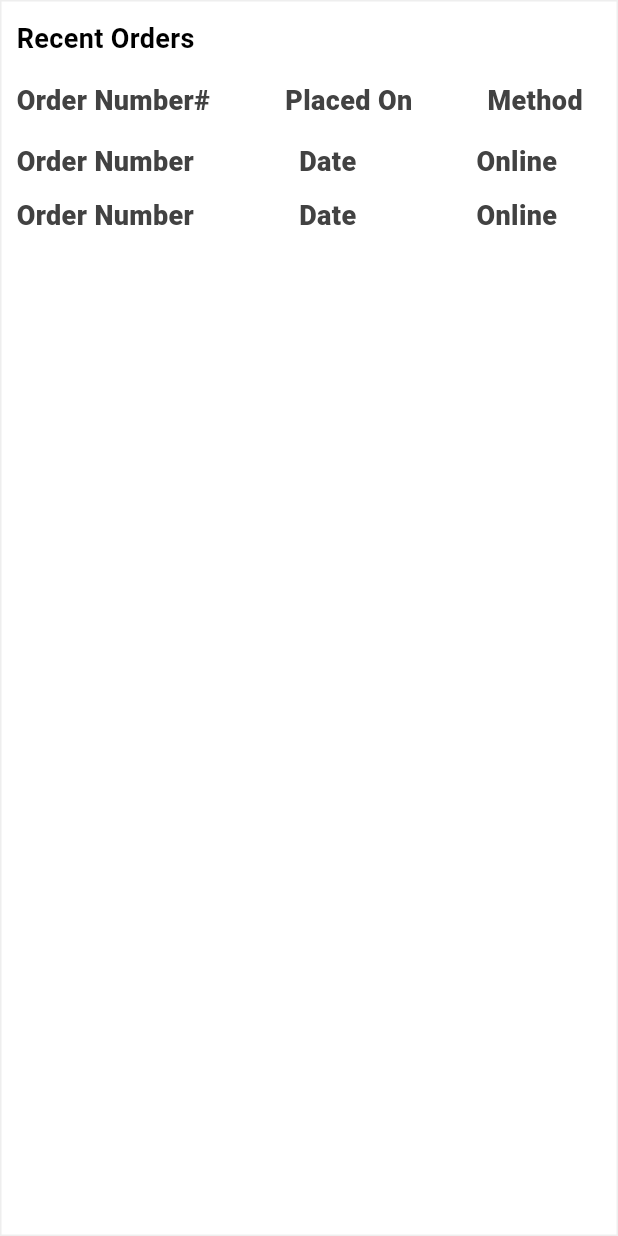
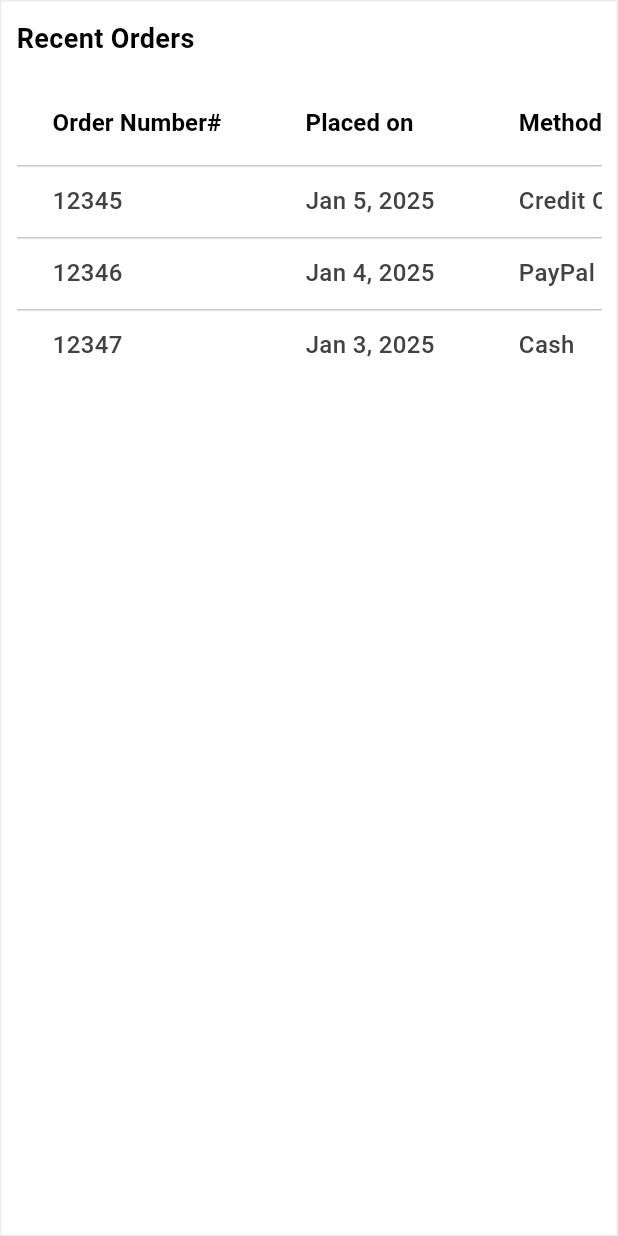
Before and after one commit to kcaju/gomart_wahy, a Flutter app: the OrderhistoryBox widget shown alone on an empty page, opened directly, on a phone screen of 412 x 824 dp. Run offline on Flutter 3.47's test engine with Material 3 defaults, Android fonts, the phone set to English and light mode, and no system bars; our stand-ins replace carousel_slider, dotted_border, percent_indicator; network calls fail.

Commit message:
datatable created

```diff
--- a/lib/main.dart
+++ b/lib/main.dart
@@ -1,4 +1,5 @@
 import 'package:flutter/material.dart';
+import 'package:gomart_wahy/view/account_page/account_page.dart';
 import 'package:gomart_wahy/view/splashscreen/splash_screen.dart';
 
 void main() {
@@ -12,7 +13,7 @@ class MyApp extends StatelessWidget {
   Widget build(BuildContext context) {
     return MaterialApp(
       debugShowCheckedModeBanner: false,
-      home: SplashScreen(),
+      home: AccountPage(),
     );
   }
 }
--- a/lib/view/account_page/widget/orderhistory_box.dart
+++ b/lib/view/account_page/widget/orderhistory_box.dart
@@ -8,6 +8,29 @@ class OrderhistoryBox extends StatefulWidget {
 }
 
 class _OrderhistoryBoxState extends State<OrderhistoryBox> {
+  final List<Map<String, String>> orders = const [
+    {
+      'Order Number#': '12345',
+      'Placed on': 'Jan 5, 2025',
+      'Method': 'Credit Card',
+      'Total': '\$100.00',
+      'Action': 'status'
+    },
+    {
+      'Order Number#': '12346',
+      'Placed on': 'Jan 4, 2025',
+      'Method': 'PayPal',
+      'Total': '\$200.00',
+      'Action': 'status'
+    },
+    {
+      'Order Number#': '12347',
+      'Placed on': 'Jan 3, 2025',
+      'Method': 'Cash',
+      'Total': '\$300.00',
+      'Action': 'status'
+    },
+  ];
   @override
   Widget build(BuildContext context) {
     // Use MediaQuery to get screen width and height
@@ -33,215 +56,195 @@ class _OrderhistoryBoxState extends State<OrderhistoryBox> {
           SizedBox(
             height: 15,
           ),
-          isMobile
-              ? SingleChildScrollView(
-                  scrollDirection: Axis.horizontal,
-                  child: Row(
-                    // mainAxisAlignment: MainAxisAlignment.spaceBetween,
-                    children: [
-                      Text(
-                        "Order Number#",
+
+          SingleChildScrollView(
+            scrollDirection: Axis.horizontal,
+            child: DataTable(
+              columns: const [
+                DataColumn(
+                    label: Text(
+                  'Order Number#',
+                  style: TextStyle(
+                      color: Colors.black,
+                      fontWeight: FontWeight.bold,
+                      fontSize: 16),
+                )),
+                DataColumn(
+                    label: Text(
+                  'Placed on',
+                  style: TextStyle(
+                      color: Colors.black,
+                      fontWeight: FontWeight.bold,
+                      fontSize: 16),
+                )),
+                DataColumn(
+                    label: Text(
+                  'Method',
+                  style: TextStyle(
+                      color: Colors.black,
+                      fontWeight: FontWeight.bold,
+                      fontSize: 16),
+                )),
+                DataColumn(
+                    label: Text(
+                  'Total',
+                  style: TextStyle(
+                      color: Colors.black,
+                      fontWeight: FontWeight.bold,
+                      fontSize: 16),
+                )),
+                DataColumn(
+                    label: Text(
+                  'Action',
+                  style: TextStyle(
+                      color: Colors.black,
+                      fontWeight: FontWeight.bold,
+                      fontSize: 16),
+                )),
+              ],
+              rows: List.generate(
+                orders.length,
+                (index) {
+                  final order = orders[index];
+                  return DataRow(
+                    cells: [
+                      DataCell(Text(
+                        order['Order Number#']!,
                         style: TextStyle(
                             color: Colors.grey.shade800,
-                            fontWeight: FontWeight.w900,
-                            fontSize: 18),
-                      ),
-                      SizedBox(
-                        width: 50,
-                      ),
-                      Text(
-                        "Placed On",
+                            fontWeight: FontWeight.w500,
+                            fontSize: 16),
+                      )),
+                      DataCell(Text(
+                        order['Placed on']!,
                         style: TextStyle(
                             color: Colors.grey.shade800,
-                            fontWeight: FontWeight.w900,
-                            fontSize: 18),
-                      ),
-                      SizedBox(
-                        width: 50,
-                      ),
-                      Text(
-                        "Method",
+                            fontWeight: FontWeight.w500,
+                            fontSize: 16),
+                      )),
+                      DataCell(Text(
+                        order['Method']!,
                         style: TextStyle(
                             color: Colors.grey.shade800,
-                            fontWeight: FontWeight.w900,
-                            fontSize: 18),
-                      ),
-                      SizedBox(
-                        width: 50,
-                      ),
-                      Text(
-                        "Total",
+                            fontWeight: FontWeight.w500,
+                            fontSize: 16),
+                      )),
+                      DataCell(Text(
+                        order['Total']!,
                         style: TextStyle(
                             color: Colors.grey.shade800,
-                            fontWeight: FontWeight.w900,
-                            fontSize: 18),
-                      ),
-                      SizedBox(
-                        width: 50,
-                      ),
-                      Text(
-                        "Action",
+                            fontWeight: FontWeight.w500,
+                            fontSize: 16),
+                      )),
+                      DataCell(Text(
+                        order['Action']!,
                         style: TextStyle(
                             color: Colors.grey.shade800,
-                            fontWeight: FontWeight.w900,
-                            fontSize: 18),
-                      ),
+                            fontWeight: FontWeight.w500,
+                            fontSize: 16),
+                      )),
                     ],
-                  ),
-                )
-              : //other devices
-              Row(
-                  mainAxisAlignment: MainAxisAlignment.spaceBetween,
-                  children: [
-                    Text(
-                      "Order Number#",
-                      style: TextStyle(
-                          color: Colors.grey.shade800,
-                          fontWeight: FontWeight.w900,
-                          fontSize: 18),
-                    ),
-                    Text(
-                      "Placed On",
-                      style: TextStyle(
-                          color: Colors.grey.shade800,
-                          fontWeight: FontWeight.w900,
-                          fontSize: 18),
-                    ),
-                    Text(
-                      "Method",
-                      style: TextStyle(
-                          color: Colors.grey.shade800,
-                          fontWeight: FontWeight.w900,
-                          fontSize: 18),
-                    ),
-                    Text(
-                      "Total",
-                      style: TextStyle(
-                          color: Colors.grey.shade800,
-                          fontWeight: FontWeight.w900,
-                          fontSize: 18),
-                    ),
-                    Text(
-                      "Action",
-                      style: TextStyle(
-                          color: Colors.grey.shade800,
-                          fontWeight: FontWeight.w900,
-                          fontSize: 18),
-                    ),
-                    SizedBox()
-                  ],
-                ),
-          SizedBox(
-            height: 15,
-          ),
-          //order lists
-          ListView.separated(
-              shrinkWrap: true,
-              physics: ScrollPhysics(),
-              itemBuilder: (context, index) {
-                return isMobile
-                    ? SingleChildScrollView(
-                        scrollDirection: Axis.horizontal,
-                        child: Row(
-                          // mainAxisAlignment: MainAxisAlignment.spaceBetween,
-                          children: [
-                            Text(
-                              "Order Number",
-                              style: TextStyle(
-                                  color: Colors.grey.shade800,
-                                  fontWeight: FontWeight.w900,
-                                  fontSize: 18),
-                            ),
-                            SizedBox(
-                              width: 70,
-                            ),
-                            Text(
-                              "Date",
-                              style: TextStyle(
-                                  color: Colors.grey.shade800,
-                                  fontWeight: FontWeight.w900,
-                                  fontSize: 18),
-                            ),
-                            SizedBox(
-                              width: 80,
-                            ),
-                            Text(
-                              "Online",
-                              style: TextStyle(
-                                  color: Colors.grey.shade800,
-                                  fontWeight: FontWeight.w900,
-                                  fontSize: 18),
-                            ),
-                            SizedBox(
-                              width: 50,
-                            ),
-                            Text(
-                              "₹",
-                              style: TextStyle(
-                                  color: Colors.grey.shade800,
-                                  fontWeight: FontWeight.w900,
-                                  fontSize: 18),
-                            ),
-                            SizedBox(
-                              width: 50,
-                            ),
-                            Text(
-                              "status",
-                              style: TextStyle(
-                                  color: Colors.grey.shade800,
-                                  fontWeight: FontWeight.w900,
-                                  fontSize: 18),
-                            ),
-                          ],
-                        ),
-                      )
-                    : //other devices
-                    Row(
-                        mainAxisAlignment: MainAxisAlignment.spaceBetween,
-                        children: [
-                          Text(
-                            "Order Number",
-                            style: TextStyle(
-                                color: Colors.grey.shade800,
-                                fontWeight: FontWeight.w900,
-                                fontSize: 18),
-                          ),
-                          Text(
-                            "Date",
-                            style: TextStyle(
-                                color: Colors.grey.shade800,
-                                fontWeight: FontWeight.w900,
-                                fontSize: 18),
-                          ),
-                          Text(
-                            "Online",
-                            style: TextStyle(
-                                color: Colors.grey.shade800,
-                                fontWeight: FontWeight.w900,
-                                fontSize: 18),
-                          ),
-                          Text(
-                            "₹",
-                            style: TextStyle(
-                                color: Colors.grey.shade800,
-                                fontWeight: FontWeight.w900,
-                                fontSize: 18),
-                          ),
-                          Text(
-                            "status",
-                            style: TextStyle(
-                                color: Colors.grey.shade800,
-                                fontWeight: FontWeight.w900,
-                                fontSize: 18),
-                          ),
-                          SizedBox()
-                        ],
-                      );
-              },
-              separatorBuilder: (context, index) => SizedBox(
-                    height: 10,
-                  ),
-              itemCount: 2)
+                  );
+                },
+              ),
+            ),
+          )
+
+          // Row(
+          //   mainAxisAlignment: MainAxisAlignment.spaceBetween,
+          //   children: [
+          //     Text(
+          //       "Order Number#",
+          //       style: TextStyle(
+          //           color: Colors.grey.shade800,
+          //           fontWeight: FontWeight.w900,
+          //           fontSize: 18),
+          //     ),
+          //     Text(
+          //       "Placed On",
+          //       style: TextStyle(
+          //           color: Colors.grey.shade800,
+          //           fontWeight: FontWeight.w900,
+          //           fontSize: 18),
+          //     ),
+          //     Text(
+          //       "Method",
+          //       style: TextStyle(
+          //           color: Colors.grey.shade800,
+          //           fontWeight: FontWeight.w900,
+          //           fontSize: 18),
+          //     ),
+          //     Text(
+          //       "Total",
+          //       style: TextStyle(
+          //           color: Colors.grey.shade800,
+          //           fontWeight: FontWeight.w900,
+          //           fontSize: 18),
+          //     ),
+          //     Text(
+          //       "Action",
+          //       style: TextStyle(
+          //           color: Colors.grey.shade800,
+          //           fontWeight: FontWeight.w900,
+          //           fontSize: 18),
+          //     ),
+          //     SizedBox()
+          //   ],
+          // ),
+          // SizedBox(
+          //   height: 15,
+          // ),
+          // //order lists
+          // ListView.separated(
+          //     shrinkWrap: true,
+          //     physics: ScrollPhysics(),
+          //     itemBuilder: (context, index) {
+          //       return Row(
+          //         mainAxisAlignment: MainAxisAlignment.spaceBetween,
+          //         children: [
+          //           Text(
+          //             "Order Number",
+          //             style: TextStyle(
+          //                 color: Colors.grey.shade800,
+          //                 fontWeight: FontWeight.w900,
+          //                 fontSize: 18),
+          //           ),
+          //           Text(
+          //             "Date",
+          //             style: TextStyle(
+          //                 color: Colors.grey.shade800,
+          //                 fontWeight: FontWeight.w900,
+          //                 fontSize: 18),
+          //           ),
+          //           Text(
+          //             "Online",
+          //             style: TextStyle(
+          //                 color: Colors.grey.shade800,
+          //                 fontWeight: FontWeight.w900,
+          //                 fontSize: 18),
+          //           ),
+          //           Text(
+          //             "₹",
+          //             style: TextStyle(
+          //                 color: Colors.grey.shade800,
+          //                 fontWeight: FontWeight.w900,
+          //                 fontSize: 18),
+          //           ),
+          //           Text(
+          //             "status",
+          //             style: TextStyle(
+          //                 color: Colors.grey.shade800,
+          //                 fontWeight: FontWeight.w900,
+          //                 fontSize: 18),
+          //           ),
+          //           SizedBox()
+          //         ],
+          //       );
+          //     },
+          //     separatorBuilder: (context, index) => SizedBox(
+          //           height: 10,
+          //         ),
+          //     itemCount: 2)
         ],
       ),
     );
```
